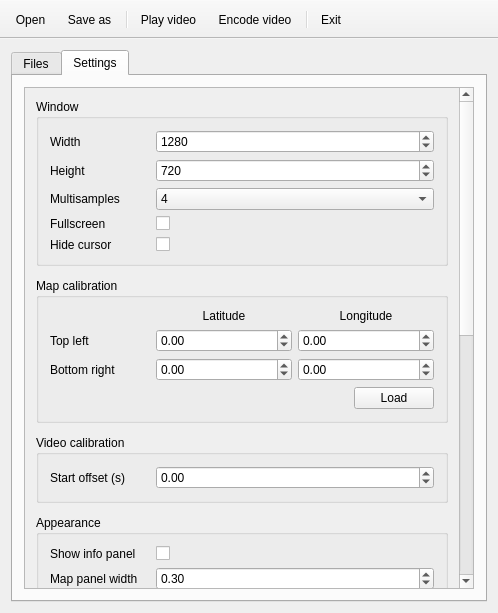
Before: the Qt Designer form src/MainWindow.ui in mikoro/orientview, drawn with Qt 5.
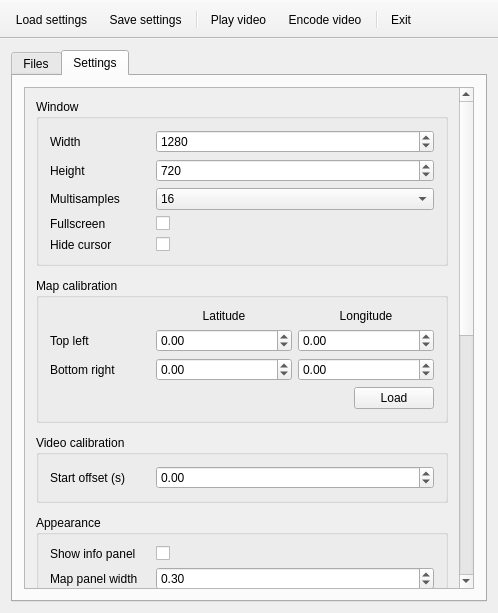
After: the same form once the commit is applied. Icons and pictures are not drawn.

Diff of the .ui file:
```diff
--- a/src/MainWindow.ui
+++ b/src/MainWindow.ui
@@ -33,7 +33,7 @@
   </property>
   <property name="windowIcon">
    <iconset resource="MainView.qrc">
-    <normaloff>:/MainView/misc/orientview.ico</normaloff>:/MainView/misc/orientview.ico</iconset>
+    <normaloff>:/icons/misc/icons/orientview.ico</normaloff>:/icons/misc/icons/orientview.ico</iconset>
   </property>
   <widget class="QWidget" name="centralWidget">
    <layout class="QVBoxLayout" name="verticalLayout">
@@ -329,7 +329,7 @@
                   <bool>false</bool>
                  </property>
                  <property name="currentIndex">
-                  <number>2</number>
+                  <number>4</number>
                  </property>
                  <item>
                   <property name="text">
@@ -1380,36 +1380,36 @@
    <attribute name="toolBarBreak">
     <bool>false</bool>
    </attribute>
-   <addaction name="actionOpen"/>
-   <addaction name="actionSaveAs"/>
+   <addaction name="actionLoadSettings"/>
+   <addaction name="actionSaveSettings"/>
    <addaction name="separator"/>
    <addaction name="actionPlayVideo"/>
    <addaction name="actionEncodeVideo"/>
    <addaction name="separator"/>
    <addaction name="actionExit"/>
   </widget>
-  <action name="actionOpen">
+  <action name="actionLoadSettings">
    <property name="icon">
     <iconset resource="MainView.qrc">
      <normaloff>:/icons/misc/icons/document-open.svg</normaloff>:/icons/misc/icons/document-open.svg</iconset>
    </property>
    <property name="text">
-    <string>Open</string>
+    <string>Load settings</string>
    </property>
    <property name="toolTip">
-    <string>Open</string>
+    <string>Load settings</string>
    </property>
   </action>
-  <action name="actionSaveAs">
+  <action name="actionSaveSettings">
    <property name="icon">
     <iconset resource="MainView.qrc">
      <normaloff>:/icons/misc/icons/document-save-as.svg</normaloff>:/icons/misc/icons/document-save-as.svg</iconset>
    </property>
    <property name="text">
-    <string>Save as</string>
+    <string>Save settings</string>
    </property>
    <property name="toolTip">
-    <string>Save as</string>
+    <string>Save settings</string>
    </property>
   </action>
   <action name="actionPlayVideo">
```
